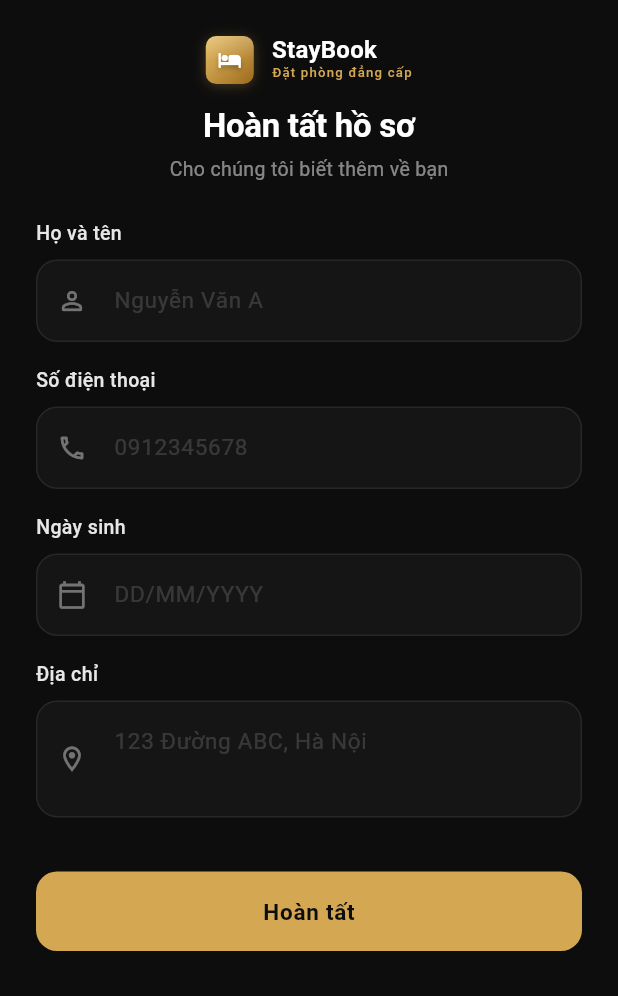
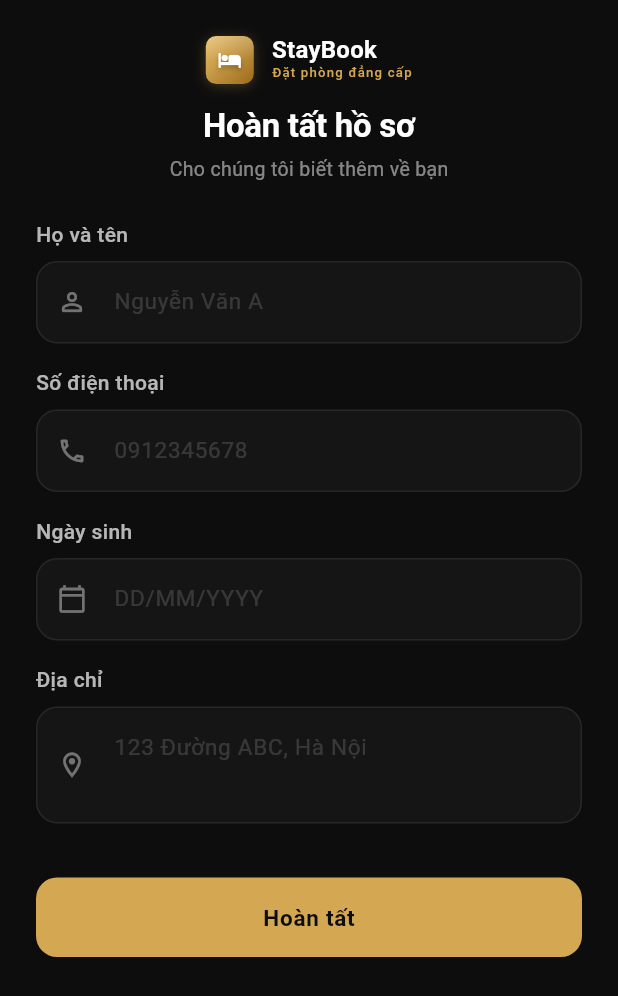
Before and after one commit to linhvodanh2004/prm393-project, a Flutter app: the CompleteProfileScreen screen opened directly, on a phone screen of 412 x 824 dp. Shown: the top 996 px of the screen. Run offline on Flutter 3.47's test engine with Material 3 defaults, Android fonts, the phone set to English and light mode, and no system bars; our stand-ins replace cloud_firestore, firebase_auth, firebase_core, flutter_dotenv, google_sign_in, image_picker and 1 more; accounts and stored records are empty; network calls fail; Roboto replaces fonts that are missing (Georgia).

Commit message:
feat: Add complete profile screen for users to input personal details and create placeholder files for user details and storage services.

```diff
--- a/lib/screens/auth/complete_profile_screen.dart
+++ b/lib/screens/auth/complete_profile_screen.dart
@@ -2,10 +2,7 @@ import 'package:flutter/material.dart';
 import 'package:firebase_auth/firebase_auth.dart';
 import 'package:flutter/services.dart';
 import '../../services/auth_service.dart';
-import '../../models/user_model.dart';
-import '../../widgets/custom_text_field.dart';
 import '../../widgets/app_logo.dart';
-import '../home/home_screen.dart';
 import '../../main.dart';
 
 class CompleteProfileScreen extends StatefulWidget {
@@ -79,7 +76,9 @@ class _CompleteProfileScreenState extends State<CompleteProfileScreen>
     };
 
     final success = await _authService.updateUserProfile(
-        currentUser!.uid, dataToUpdate);
+      currentUser!.uid,
+      dataToUpdate,
+    );
 
     if (mounted) {
       setState(() => _isLoading = false);
@@ -90,7 +89,10 @@ class _CompleteProfileScreenState extends State<CompleteProfileScreen>
           (route) => false,
         );
       } else {
-        setState(() => _errorMessage = 'Có lỗi xảy ra khi cập nhật hồ sơ. Vui lòng thử lại.');
+        setState(
+          () => _errorMessage =
+              'Có lỗi xảy ra khi cập nhật hồ sơ. Vui lòng thử lại.',
+        );
       }
     }
   }
@@ -155,7 +157,9 @@ class _CompleteProfileScreenState extends State<CompleteProfileScreen>
                           hint: '0912345678',
                           icon: Icons.phone_outlined,
                           keyboardType: TextInputType.phone,
-                          inputFormatters: [FilteringTextInputFormatter.digitsOnly],
+                          inputFormatters: [
+                            FilteringTextInputFormatter.digitsOnly,
+                          ],
                           validator: (v) => (v == null || v.trim().isEmpty)
                               ? 'Vui lòng nhập số điện thoại'
                               : null,
@@ -274,7 +278,6 @@ class _FormField extends StatelessWidget {
   final String label;
   final String hint;
   final IconData icon;
-  final bool isPassword;
   final TextInputType? keyboardType;
   final int maxLines;
   final String? Function(String?)? validator;
@@ -285,7 +288,6 @@ class _FormField extends StatelessWidget {
     required this.label,
     required this.hint,
     required this.icon,
-    this.isPassword = false,
     this.keyboardType,
     this.maxLines = 1,
     this.validator,
@@ -299,16 +301,15 @@ class _FormField extends StatelessWidget {
       children: [
         Text(
           label,
-          style: TextStyle(
-            color: Colors.white.withOpacity(0.9),
-            fontSize: 13,
+          style: const TextStyle(
+            color: Colors.white70,
+            fontSize: 14,
             fontWeight: FontWeight.w500,
           ),
         ),
         const SizedBox(height: 8),
         TextFormField(
           controller: controller,
-          obscureText: isPassword,
           keyboardType: keyboardType,
           maxLines: maxLines,
           style: const TextStyle(color: Colors.white, fontSize: 15),
@@ -344,10 +345,7 @@ class _FormField extends StatelessWidget {
             ),
             errorBorder: OutlineInputBorder(
               borderRadius: BorderRadius.circular(14),
-              borderSide: const BorderSide(
-                color: Color(0xFFFF6B6B),
-                width: 1,
-              ),
+              borderSide: const BorderSide(color: Color(0xFFFF6B6B), width: 1),
             ),
             focusedErrorBorder: OutlineInputBorder(
               borderRadius: BorderRadius.circular(14),
@@ -382,14 +380,20 @@ class _ErrorBanner extends StatelessWidget {
       ),
       child: Row(
         children: [
-          const Icon(Icons.error_outline_rounded,
-              color: Color(0xFFFF6B6B), size: 18),
+          const Icon(
+            Icons.error_outline_rounded,
+            color: Color(0xFFFF6B6B),
+            size: 18,
+          ),
           const SizedBox(width: 10),
           Expanded(
             child: Text(
               message,
               style: const TextStyle(
-                  color: Color(0xFFFF6B6B), fontSize: 13, height: 1.4),
+                color: Color(0xFFFF6B6B),
+                fontSize: 13,
+                height: 1.4,
+              ),
             ),
           ),
         ],
```
Also changed, not shown: lib/screens/profile/user_details_screen.dart (+12 -2 lines), lib/services/storage_service.dart (+58 -0 lines). Lines whose indentation alone changed are shown as unchanged.
